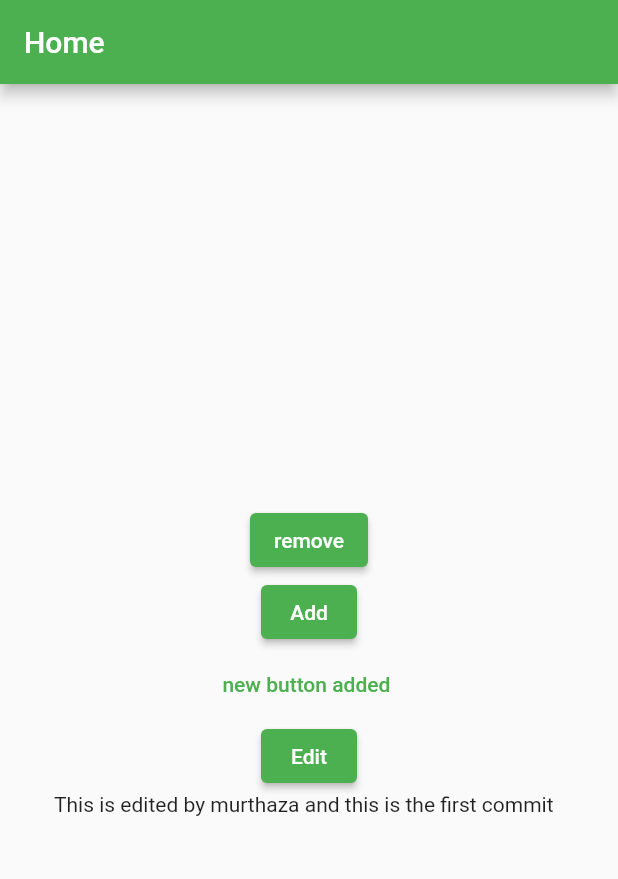
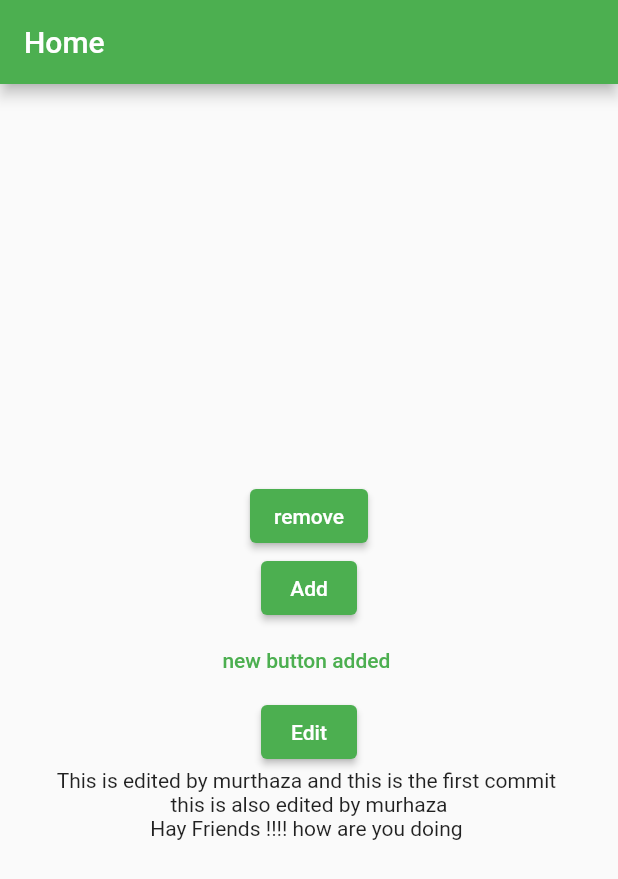
Before and after one commit to ihsankottupadam/test, a Flutter app: the screen it shows after launch, on a phone screen of 412 x 824 dp. Shown: the top 879 px of the screen. Run offline on Flutter 3.47's test engine with Material 2 defaults, Android fonts, the phone set to English and light mode, and no system bars.

Commit message:
this is the second commit

```diff
--- a/lib/screen_home.dart
+++ b/lib/screen_home.dart
@@ -30,8 +30,9 @@ class _HomeScreenState extends State<HomeScreen> {
 
           ElevatedButton(onPressed: () {}, child: const Text('Edit')),
           Container( child: Center(
-            child: Text('This is edited by murthaza and this is the first commit  '),
-          ),)
+            child: Text('This is edited by murthaza and this is the first commit '),
+          ),),Container(child: Center(child: Text('this is also edited by murhaza'),),),
+          Text('Hay Friends !!!! how are you doing ')
 
         ],
       ),
```
